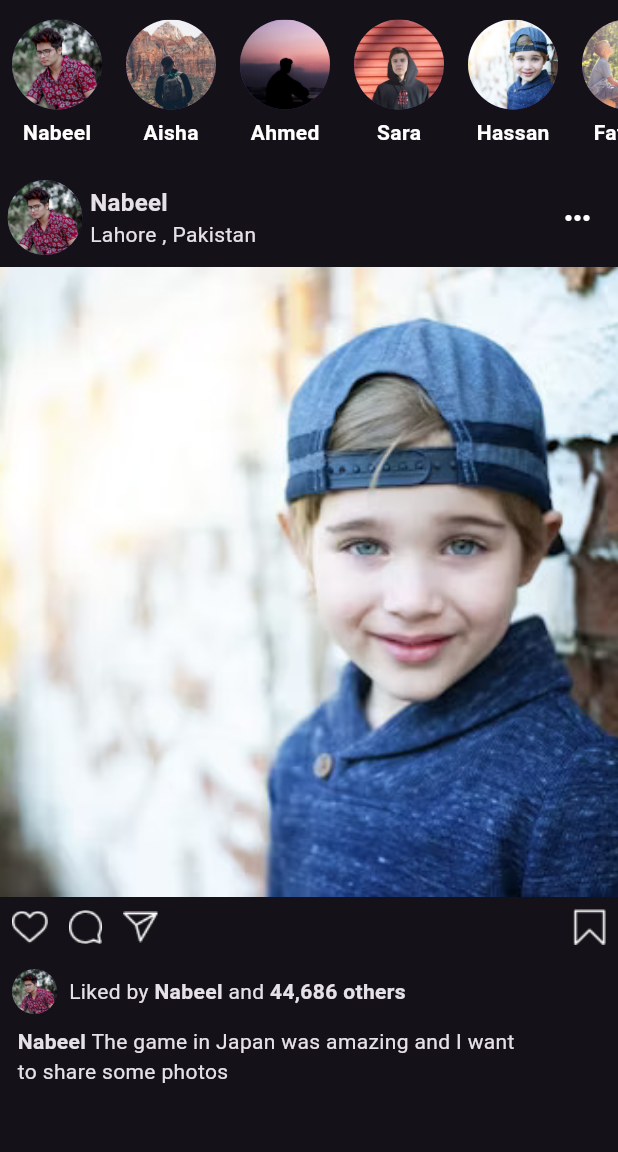
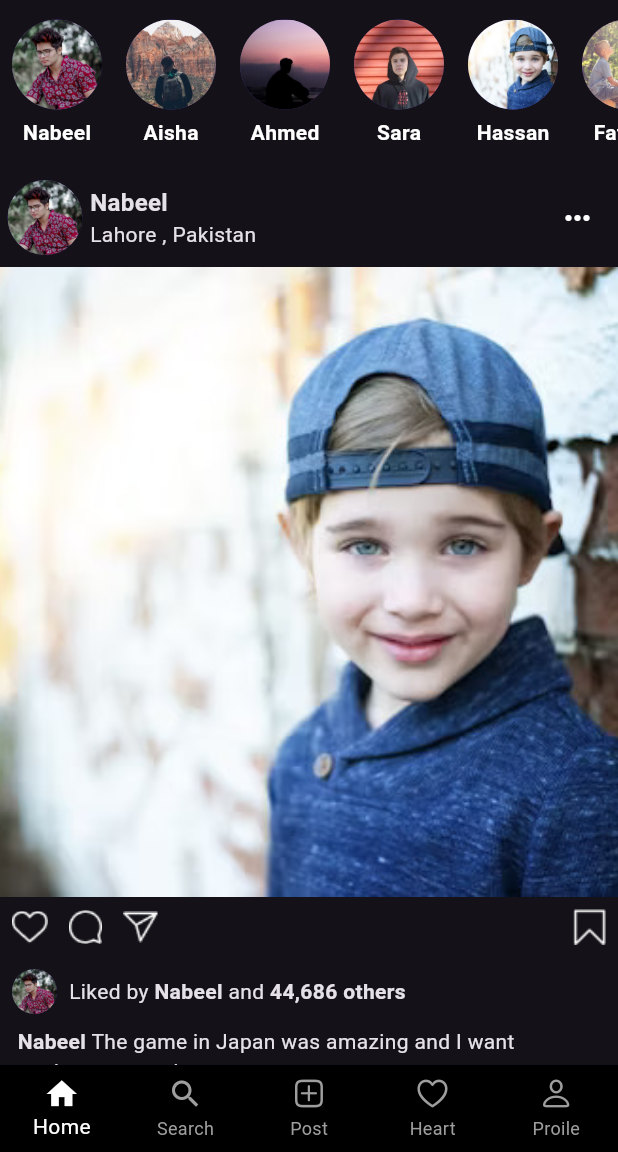
Before and after one commit to NabeelTiwana/Instagram_clone, a Flutter app: the screen it shows after launch, after a tap on "Log in", on a phone screen of 412 x 824 dp, the part 84-1236 px from its top. Run offline on Flutter 3.47's test engine with Material 3 defaults, Android fonts, the phone set to English and light mode, and no system bars; our stand-ins replace firebase_core; accounts and stored records are empty.

Commit message:
Search screen completed

```diff
--- /dev/null
+++ b/lib/BottomNav/bottomnavscreen.dart
@@ -0,0 +1,54 @@
+import 'package:flutter/cupertino.dart';
+import 'package:flutter/material.dart';
+import 'package:instagram_clone/HeartScreen/heartscreen.dart';
+import 'package:instagram_clone/Home/homescreen.dart';
+import 'package:instagram_clone/PostScreen/postscreen.dart';
+import 'package:instagram_clone/ProfileScreen/profilescreen.dart';
+import 'package:instagram_clone/SearchScreen/searchscreen.dart';
+
+class BottomNavScreen extends StatefulWidget {
+  const BottomNavScreen({super.key});
+
+  @override
+  State<BottomNavScreen> createState() => _BottomNavScreenState();
+}
+
+class _BottomNavScreenState extends State<BottomNavScreen> {
+  int currentIndex=0;
+  List<Widget>pages=[
+  HomeScreen(),
+    SearchScreen(),
+    Postscreen(),
+    HeartScreen(),
+    ProfileScreen(),
+
+  ];
+  @override
+  Widget build(BuildContext context) {
+    return Scaffold(
+      bottomNavigationBar: BottomNavigationBar(
+        currentIndex: currentIndex,
+        type: BottomNavigationBarType.fixed,
+        selectedItemColor: Colors.white,
+        unselectedItemColor: Colors.grey,
+        backgroundColor: Colors.black,
+        onTap: (index){
+          setState(() {
+            currentIndex=index;
+          });
+        },
+        items: [
+        BottomNavigationBarItem(icon:Icon(Icons.home,),label: 'Home'),
+        BottomNavigationBarItem(icon:Icon(Icons.search,),label: 'Search'),
+        BottomNavigationBarItem(icon:Icon(CupertinoIcons.plus_app),label: 'Post'),
+        BottomNavigationBarItem(icon:Icon(CupertinoIcons.heart,),label: 'Heart'),
+        BottomNavigationBarItem(icon:Icon(CupertinoIcons.person,),label: 'Proile'),
+      ],),
+     body: IndexedStack(
+       children: pages,
+       index: currentIndex,
+     ),
+
+    );
+  }
+}
--- /dev/null
+++ b/lib/HeartScreen/heartscreen.dart
@@ -0,0 +1,14 @@
+import 'package:flutter/material.dart';
+
+class HeartScreen extends StatelessWidget {
+  const HeartScreen({super.key});
+
+  @override
+  Widget build(BuildContext context) {
+    return Scaffold(
+      body: Center(
+        child: Text("Heart Screen"),
+      ),
+    );;
+  }
+}
--- a/lib/Login/loginscreen.dart
+++ b/lib/Login/loginscreen.dart
@@ -1,5 +1,5 @@
 import 'package:flutter/material.dart';
-import 'package:instagram_clone/Home/homescreen.dart';
+import 'package:instagram_clone/BottomNav/bottomnavscreen.dart';
 import 'package:instagram_clone/Widgets/uihelper.dart';
 
 import '../Signup/signupscreen.dart';
@@ -44,7 +44,7 @@ class LoginScreen extends StatelessWidget {
               onpress: () {
                 Navigator.pushReplacement(
                   context,
-                  MaterialPageRoute(builder: (context) => HomeScreen()),
+                  MaterialPageRoute(builder: (context) => BottomNavScreen()),
                 );
               },
               fontSize: 20,
--- /dev/null
+++ b/lib/PostScreen/postscreen.dart
@@ -0,0 +1,14 @@
+import 'package:flutter/material.dart';
+
+class Postscreen extends StatelessWidget {
+  const Postscreen({super.key});
+
+  @override
+  Widget build(BuildContext context) {
+    return Scaffold(
+      body: Center(
+        child: Text("Post Screen"),
+      ),
+    );;
+  }
+}
--- /dev/null
+++ b/lib/ProfileScreen/profilescreen.dart
@@ -0,0 +1,15 @@
+
+import 'package:flutter/material.dart';
+
+class ProfileScreen extends StatelessWidget {
+  const ProfileScreen({super.key});
+
+  @override
+  Widget build(BuildContext context) {
+    return Scaffold(
+      body: Center(
+        child: Text("Profile Screen"),
+      ),
+    );
+  }
+}
--- /dev/null
+++ b/lib/SearchScreen/searchscreen.dart
@@ -0,0 +1,152 @@
+import 'package:flutter/material.dart';
+import 'package:flutter_staggered_grid_view/flutter_staggered_grid_view.dart';
+
+class SearchScreen extends StatelessWidget {
+  TextEditingController searchController = TextEditingController();
+
+  // Categories List
+  final List<Map<String, dynamic>> items = [
+    {'icon': Icons.live_tv_outlined, 'text': 'IGTV'},
+    {'icon': Icons.shopping_bag, 'text': 'Shop'},
+    {'icon': null, 'text': 'Style'},
+    {'icon': null, 'text': 'Sports'},
+    {'icon': null, 'text': 'Auto'},
+  ];
+
+  // Images List for Grid
+  final List<String> images = [
+    'assets/images/boy.jpg',
+    'assets/images/boy1.jpg',
+    'assets/images/boy2.jpg',
+    'assets/images/boy3.jpg',
+    'assets/images/boy4.jpg',
+    'assets/images/boy5.jpg',
+    'assets/images/boy6.jpg',
+    'assets/images/boy7.jpg',
+    'assets/images/boy8.jpg',
+    'assets/images/boy9.jpg',
+    'assets/images/boy10.jpg',
+    'assets/images/boy.jpg',
+    'assets/images/boy1.jpg',
+    'assets/images/boy2.jpg',
+    'assets/images/boy3.jpg',
+    'assets/images/boy4.jpg',
+    'assets/images/boy5.jpg',
+    'assets/images/boy6.jpg',
+  ];
+
+  @override
+  Widget build(BuildContext context) {
+    return Scaffold(
+      body: Column(
+        children: [
+          const SizedBox(height: 50),
+
+          // Search Bar Row
+          Row(
+            children: [
+              const SizedBox(width: 10),
+              Container(
+                height: 36,
+                width: 335,
+                decoration: BoxDecoration(
+                  color: const Color(0XFF262626),
+                  borderRadius: BorderRadius.circular(10),
+                ),
+                child: TextField(
+                  controller: searchController,
+                  keyboardType: TextInputType.text,
+                  decoration: const InputDecoration(
+                    hintText: 'Search',
+                    prefixIcon: Icon(Icons.search, color: Color(0XFF8E8E93)),
+                    hintStyle: TextStyle(
+                      fontSize: 16,
+                      color: Color(0XFF8E8E93),
+                    ),
+                    border: InputBorder.none,
+                  ),
+                ),
+              ),
+              const SizedBox(width: 20),
+              Image.asset('assets/images/Live.png'),
+            ],
+          ),
+
+          const SizedBox(height: 10),
+
+          // Horizontal Scrollable Categories
+          SizedBox(
+            height: 30,
+            child: ListView.builder(
+              scrollDirection: Axis.horizontal,
+              itemCount: items.length,
+              itemBuilder: (context, index) {
+                return Padding(
+                  padding: const EdgeInsets.only(right: 10),
+                  child: Container(
+                    width: 75,
+                    height: 32,
+                    decoration: BoxDecoration(
+                      border: Border.all(color: Colors.white12),
+                      borderRadius: BorderRadius.circular(3),
+                    ),
+                    child: Row(
+                      mainAxisAlignment: MainAxisAlignment.center,
+                      children: [
+                        if (items[index]['icon'] != null)
+                          Icon(
+                            items[index]['icon'],
+                            color: Colors.white,
+                            size: 15,
+                          ),
+                        if (items[index]['icon'] != null)
+                          const SizedBox(width: 5),
+                        Text(
+                          items[index]['text'],
+                          style: const TextStyle(
+                            fontSize: 14,
+                            color: Color(0XFFF9F9F9),
+                          ),
+                        ),
+                      ],
+                    ),
+                  ),
+                );
+              },
+            ),
+          ),
+
+          //const SizedBox(height: 10),
+
+          // **Quilted GridView (Instagram-style Staggered Grid)**
+          Expanded(
+            child: GridView.custom(
+              gridDelegate: SliverQuiltedGridDelegate(
+                crossAxisCount: 4,
+                //mainAxisSpacing: 4,
+                // crossAxisSpacing: 4,
+                repeatPattern: QuiltedGridRepeatPattern.inverted,
+                pattern: [
+                  QuiltedGridTile(2, 2),
+                  QuiltedGridTile(1, 1),
+                  QuiltedGridTile(1, 1),
+                  QuiltedGridTile(1, 2),
+                ],
+              ),
+              childrenDelegate: SliverChildBuilderDelegate(
+                (context, index) => ClipRRect(
+                  // borderRadius: BorderRadius.circular(8),
+                  child: Image.asset(
+                    images[index % images.length], // Looping images
+                    fit: BoxFit.cover,
+                  ),
+                ),
+                childCount: images.length,
+              ),
+            ),
+          ),
+        ],
+      ),
+    );
+  }
+}
--- a/pubspec.yaml
+++ b/pubspec.yaml
@@ -35,6 +35,7 @@ dependencies:
   # Use with the CupertinoIcons class for iOS style icons.
   cupertino_icons: ^1.0.8
   firebase_core: ^3.12.1
+  flutter_staggered_grid_view: ^0.7.0
 
 dev_dependencies:
   flutter_test:
```
Also changed, not shown: assets/images/Icon IGTV.png (added), assets/images/Live.png (added), assets/images/Shape.png (added), pubspec.lock.
